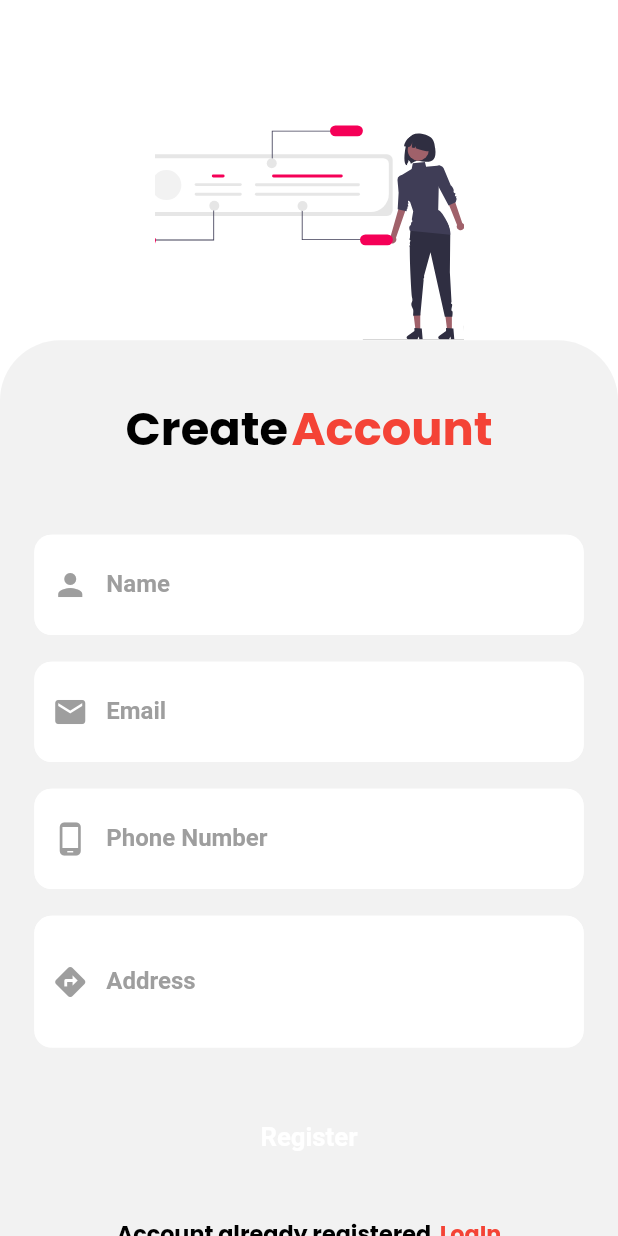
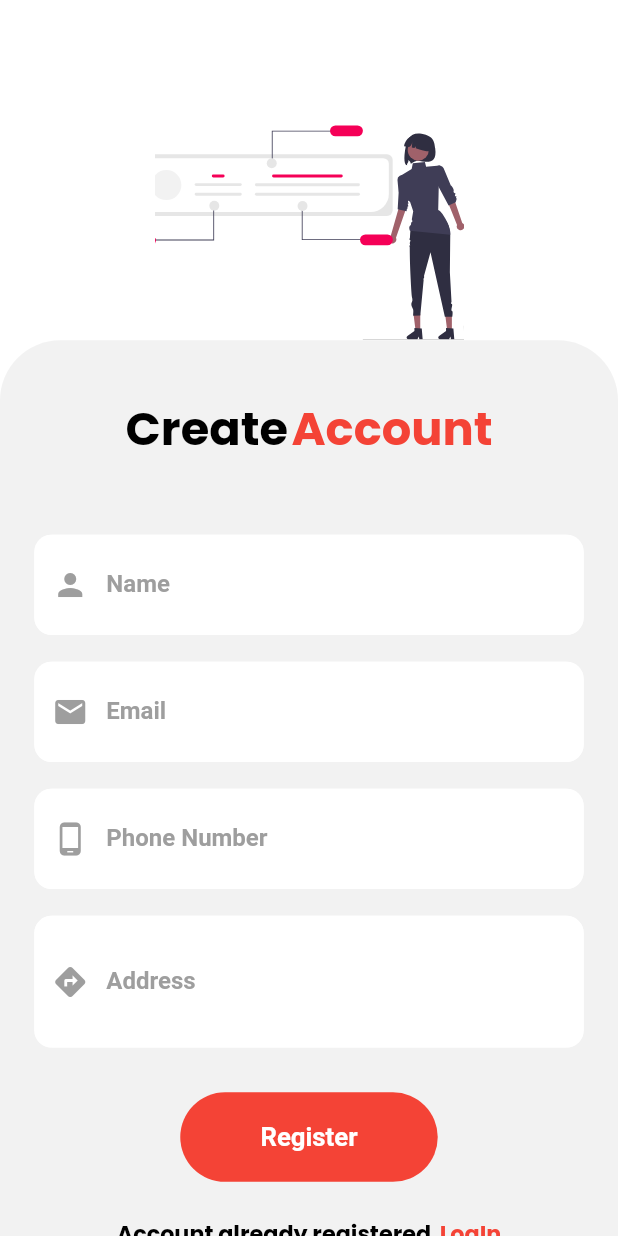
Before and after one commit to devbathani/Schaffen-Assignment, a Flutter app: the screen it shows after launch, after a tap on "here", on a phone screen of 412 x 824 dp. Run offline on Flutter 3.47's test engine with Material 2 defaults, Android fonts, the phone set to English and light mode, and no system bars; our stand-ins replace firebase_core, flutter_screenutil, flutter_svg, google_fonts; accounts and stored records are empty.

Commit message:
ui updates

```diff
--- a/lib/UI/Authentication_Screen/login_screen.dart
+++ b/lib/UI/Authentication_Screen/login_screen.dart
@@ -196,8 +196,9 @@ class _LoginscreenState extends State<Loginscreen>
                     ),
                     InkWell(
                       splashColor: Colors.pink,
+                      highlightColor: Colors.red,
                       onTap: () {},
-                      child: Ink(
+                      child: Container(
                         height: 50.h,
                         width: 150.w,
                         decoration: BoxDecoration(
--- a/lib/UI/Authentication_Screen/register_screen.dart
+++ b/lib/UI/Authentication_Screen/register_screen.dart
@@ -436,8 +436,9 @@ class _RegisterscreenState extends State<Registerscreen>
                     ),
                     InkWell(
                       splashColor: Colors.pink,
+                      highlightColor: Colors.red,
                       onTap: () {},
-                      child: Ink(
+                      child: Container(
                         height: 50.h,
                         width: 150.w,
                         decoration: BoxDecoration(
```
